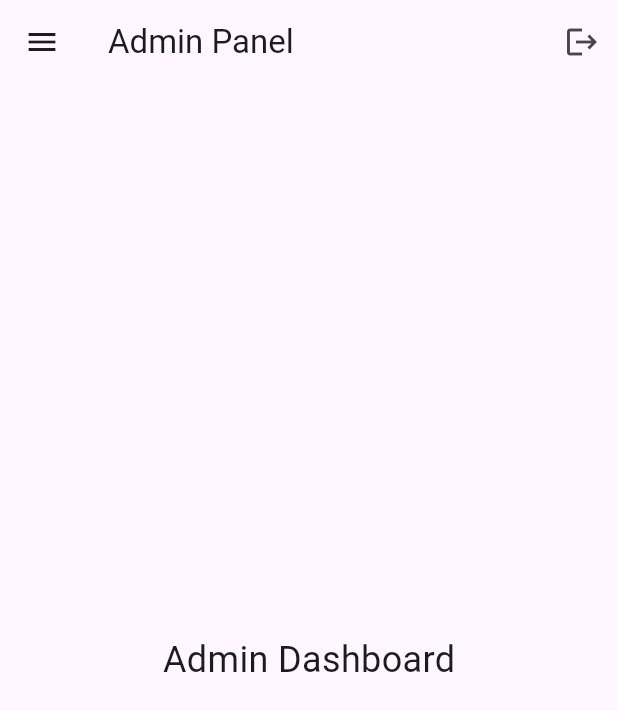
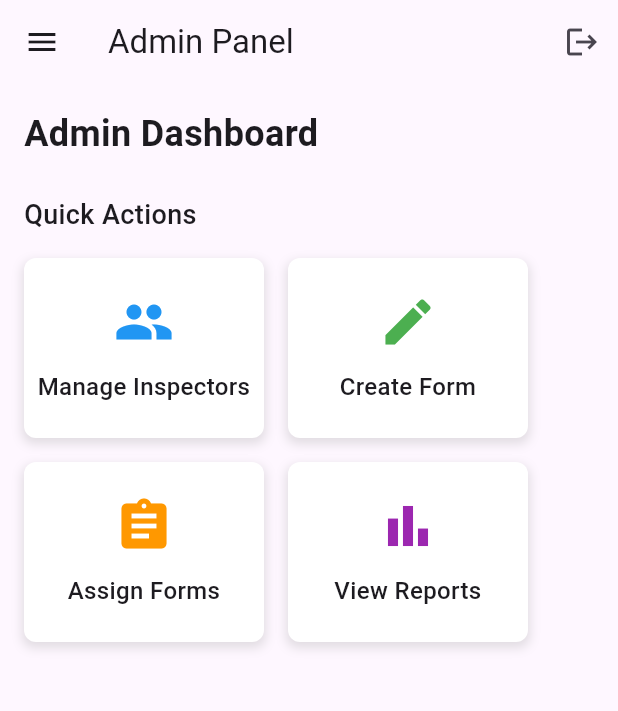
Before and after one commit to hassandaemi/factory-reporting-system, a Flutter app: the AdminHomeScreen screen opened directly, on a phone screen of 412 x 824 dp. Shown: the top 711 px of the screen. Run offline on Flutter 3.47's test engine with Material 3 defaults, Android fonts, the phone set to English and light mode, and no system bars; our stand-ins replace sqflite_common_ffi; accounts and stored records are empty.

Commit message:
Inspector Management

```diff
--- a/lib/screens/admin/admin_home_screen.dart
+++ b/lib/screens/admin/admin_home_screen.dart
@@ -2,6 +2,7 @@ import 'package:flutter/material.dart';
 import 'package:provider/provider.dart';
 import '../../main.dart';
 import '../login_screen.dart';
+import 'inspector_management_screen.dart';
 
 class AdminHomeScreen extends StatefulWidget {
   const AdminHomeScreen({super.key});
@@ -31,10 +32,69 @@ class _AdminHomeScreenState extends State<AdminHomeScreen> {
           ),
         ],
       ),
-      body: const Center(
-        child: Text(
-          'Admin Dashboard',
-          style: TextStyle(fontSize: 24),
+      body: Padding(
+        padding: const EdgeInsets.all(16.0),
+        child: Column(
+          crossAxisAlignment: CrossAxisAlignment.start,
+          children: [
+            const Text(
+              'Admin Dashboard',
+              style: TextStyle(fontSize: 24, fontWeight: FontWeight.bold),
+            ),
+            const SizedBox(height: 24),
+            const Text(
+              'Quick Actions',
+              style: TextStyle(fontSize: 18, fontWeight: FontWeight.w500),
+            ),
+            const SizedBox(height: 16),
+            Wrap(
+              spacing: 16.0,
+              runSpacing: 16.0,
+              children: [
+                _buildActionCard(
+                  context,
+                  'Manage Inspectors',
+                  Icons.people,
+                  Colors.blue,
+                  () {
+                    Navigator.push(
+                      context,
+                      MaterialPageRoute(
+                        builder: (context) => const InspectorManagementScreen(),
+                      ),
+                    );
+                  },
+                ),
+                _buildActionCard(
+                  context,
+                  'Create Form',
+                  Icons.create,
+                  Colors.green,
+                  () {
+                    // Navigate to create form screen
+                  },
+                ),
+                _buildActionCard(
+                  context,
+                  'Assign Forms',
+                  Icons.assignment,
+                  Colors.orange,
+                  () {
+                    // Navigate to form assignment screen
+                  },
+                ),
+                _buildActionCard(
+                  context,
+                  'View Reports',
+                  Icons.bar_chart,
+                  Colors.purple,
+                  () {
+                    // Navigate to reports screen
+                  },
+                ),
+              ],
+            ),
+          ],
         ),
       ),
       drawer: Drawer(
@@ -70,10 +130,15 @@ class _AdminHomeScreenState extends State<AdminHomeScreen> {
             ),
             ListTile(
               leading: const Icon(Icons.people),
-              title: const Text('Manage Users'),
+              title: const Text('Manage Inspectors'),
               onTap: () {
                 Navigator.pop(context);
-                // Navigate to user management screen
+                Navigator.push(
+                  context,
+                  MaterialPageRoute(
+                    builder: (context) => const InspectorManagementScreen(),
+                  ),
+                );
               },
             ),
             ListTile(
@@ -97,4 +162,46 @@ class _AdminHomeScreenState extends State<AdminHomeScreen> {
       ),
     );
   }
+
+  Widget _buildActionCard(BuildContext context, String title, IconData icon,
+      Color color, VoidCallback onTap) {
+    return InkWell(
+      onTap: onTap,
+      child: Container(
+        width: 160,
+        height: 120,
+        decoration: BoxDecoration(
+          color: Colors.white,
+          borderRadius: BorderRadius.circular(8),
+          boxShadow: [
+            BoxShadow(
+              color: Colors.grey.withOpacity(0.3),
+              spreadRadius: 1,
+              blurRadius: 5,
+              offset: const Offset(0, 3),
+            ),
+          ],
+        ),
+        child: Column(
+          mainAxisAlignment: MainAxisAlignment.center,
+          children: [
+            Icon(
+              icon,
+              size: 40,
+              color: color,
+            ),
+            const SizedBox(height: 12),
+            Text(
+              title,
+              style: const TextStyle(
+                fontSize: 16,
+                fontWeight: FontWeight.w500,
+              ),
+              textAlign: TextAlign.center,
+            ),
+          ],
+        ),
+      ),
+    );
+  }
 }
```
Also changed, not shown: lib/screens/admin/inspector_management_screen.dart (added, +242 -0 lines), lib/services/database_helper.dart (+10 -0 lines).
